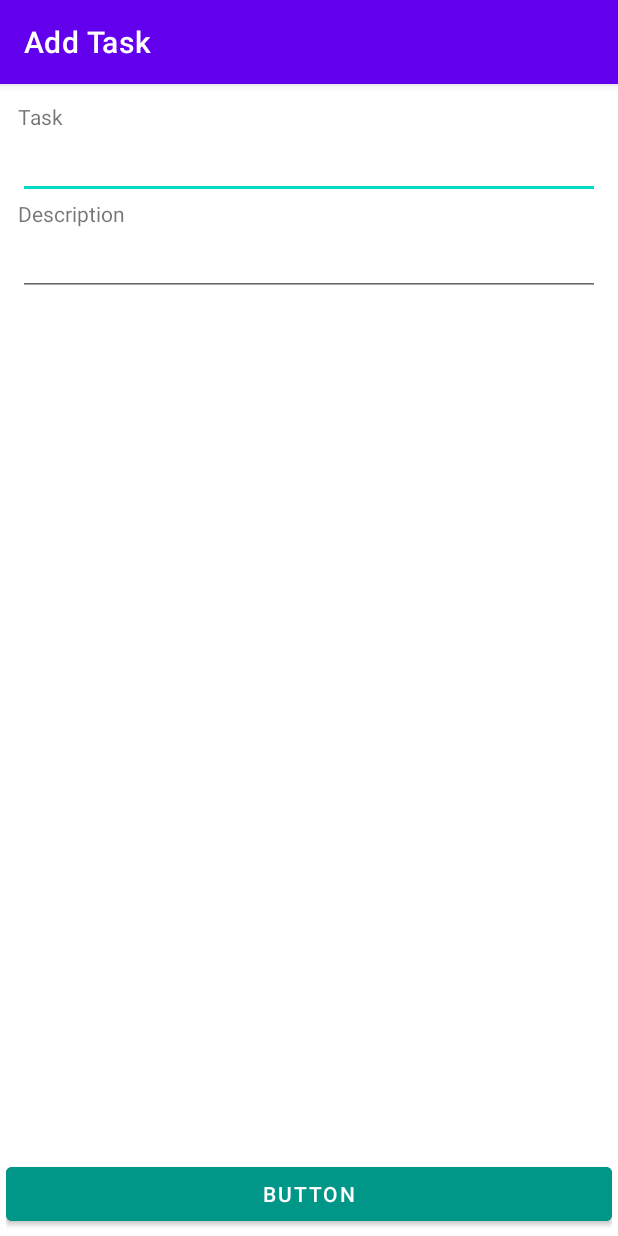
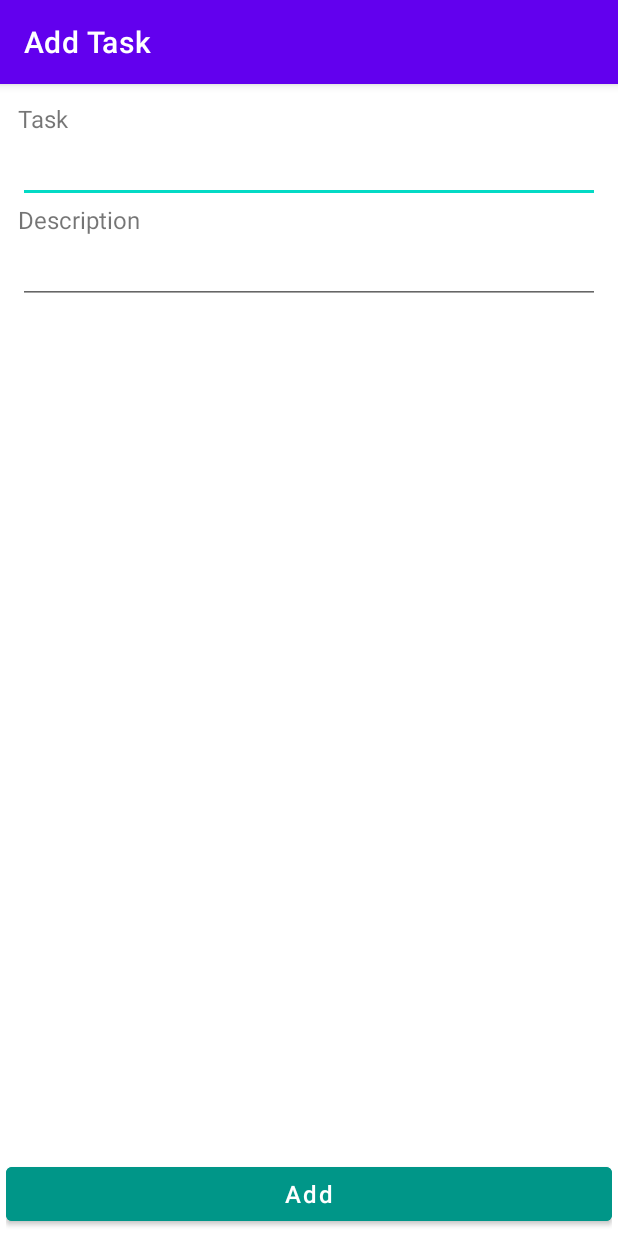
Before and after one commit to manoj-improve10x/Todo, an Android app: the screen it shows after launch (AddTaskActivity), after a tap on "Add", on a phone screen of 412 x 824 dp. Run offline under Robolectric (Android 15) with nearby library versions, the phone set to English and light mode, and no system bars; 1 statement that could not run was skipped.

Commit message:
Implemented Add button functionality

```diff
--- a/app/build.gradle
+++ b/app/build.gradle
@@ -33,6 +33,8 @@ dependencies {
     implementation 'androidx.appcompat:appcompat:1.5.1'
     implementation 'com.google.android.material:material:1.7.0'
     implementation 'androidx.constraintlayout:constraintlayout:2.1.4'
+    implementation 'com.squareup.retrofit2:retrofit:2.9.0'
+    implementation 'com.squareup.retrofit2:converter-gson:2.9.0'
     testImplementation 'junit:junit:4.13.2'
     androidTestImplementation 'androidx.test.ext:junit:1.1.4'
     androidTestImplementation 'androidx.test.espresso:espresso-core:3.5.0'
--- a/app/src/main/AndroidManifest.xml
+++ b/app/src/main/AndroidManifest.xml
@@ -1,6 +1,8 @@
 <?xml version="1.0" encoding="utf-8"?>
 <manifest xmlns:android="http://schemas.android.com/apk/res/android"
     xmlns:tools="http://schemas.android.com/tools">
+
+    <uses-permission android:name="android.permission.INTERNET" />
 
     <application
         android:allowBackup="true"
--- a/app/src/main/java/com/example/todoapplication/MainActivity.java
+++ b/app/src/main/java/com/example/todoapplication/MainActivity.java
@@ -20,6 +20,6 @@ public class MainActivity extends AppCompatActivity {
             Intent intent = new Intent(this, TaskListActivity.class);
             startActivity(intent);
             finish();
-        },5000);
+        },3000);
     }
 }
--- /dev/null
+++ b/app/src/main/java/com/example/todoapplication/TodoApi.java
@@ -0,0 +1,16 @@
+package com.example.todoapplication;
+
+import retrofit2.Retrofit;
+import retrofit2.converter.gson.GsonConverterFactory;
+
+public class TodoApi {
+
+    public TodoService createTodoService() {
+        Retrofit retrofit = new Retrofit.Builder()
+                .baseUrl("https://crudcrud.com/api/479dd07f8c1d482e9219f7dcb48e25f4/")
+                .addConverterFactory(GsonConverterFactory.create())
+                .build();
+        TodoService todoService = retrofit.create(TodoService.class);
+        return todoService;
+    }
+}
--- /dev/null
+++ b/app/src/main/java/com/example/todoapplication/TodoService.java
@@ -0,0 +1,19 @@
+package com.example.todoapplication;
+
+import com.example.todoapplication.taskList.Task;
+
+import java.util.List;
+
+import retrofit2.Call;
+import retrofit2.http.Body;
+import retrofit2.http.GET;
+import retrofit2.http.POST;
+
+public interface TodoService {
+
+    @GET("ManojTodo")
+    Call<List<Task>> fetchTask();
+
+    @POST("ManojTodo")
+    Call<Task> createTask(@Body Task task);
+}
--- a/app/src/main/java/com/example/todoapplication/taskList/TaskAdapter.java
+++ b/app/src/main/java/com/example/todoapplication/taskList/TaskAdapter.java
@@ -10,16 +10,16 @@ import androidx.recyclerview.widget.RecyclerView;
 import com.example.todoapplication.R;
 
 import java.util.ArrayList;
+import java.util.List;
 
 public class TaskAdapter extends RecyclerView.Adapter<TaskViewHolder> {
 
-    public ArrayList<Task> tasks;
+    public List<Task> tasks;
 
-    public void  setData(ArrayList<Task> taskArrayList) {
-        tasks = taskArrayList;
+    public void  setData(List<Task> tasksList) {
+        tasks = tasksList;
         notifyDataSetChanged();
     }
-
     @NonNull
     @Override
     public TaskViewHolder onCreateViewHolder(@NonNull ViewGroup parent, int viewType) {
--- a/app/src/main/java/com/example/todoapplication/taskList/TaskListActivity.java
+++ b/app/src/main/java/com/example/todoapplication/taskList/TaskListActivity.java
@@ -7,15 +7,23 @@ import androidx.recyclerview.widget.RecyclerView;
 import android.content.Intent;
 import android.os.Bundle;
 import android.widget.Button;
+import android.widget.Toast;
 
 import com.example.todoapplication.R;
 import com.example.todoapplication.AddTaskActivity;
+import com.example.todoapplication.TodoApi;
+import com.example.todoapplication.TodoService;
 
 import java.util.ArrayList;
+import java.util.List;
+
+import retrofit2.Call;
+import retrofit2.Callback;
+import retrofit2.Response;
 
 public class TaskListActivity extends AppCompatActivity {
 
-    public ArrayList<Task> tasks;
+    public ArrayList<Task> taskList = new ArrayList<>();
     public RecyclerView taskListRv;
     public TaskAdapter taskAdapter;
 
@@ -24,40 +32,66 @@ public class TaskListActivity extends AppCompatActivity {
         super.onCreate(savedInstanceState);
         setContentView(R.layout.activity_task_list);
         getSupportActionBar().setTitle("Task List");
-        setupData();
+        //setupData();
         setupTaskRv();
         setupAddBtn();
+        //fetchData();
     }
 
-    public void setupData() {
-        tasks = new ArrayList<>();
+    @Override
+    protected void onResume() {
+        super.onResume();
+        fetchData();
+    }
+
+    public void fetchData() {
+        TodoApi todoApi = new TodoApi();
+        TodoService todoService = todoApi.createTodoService();
+        Call<List<Task>> call = todoService.fetchTask();
+        call.enqueue(new Callback<List<Task>>() {
+            @Override
+            public void onResponse(Call<List<Task>> call, Response<List<Task>> response) {
+                List<Task> tasks = response.body();
+                taskAdapter.setData(tasks);
+            }
+
+            @Override
+            public void onFailure(Call<List<Task>> call, Throwable t) {
+                Toast.makeText(TaskListActivity.this, "Failed to load data", Toast.LENGTH_SHORT).show();
+            }
+        });
+
+    }
+
+   /* public void setupData() {
+        taskList = new ArrayList<>();
 
         Task getVegetables = new Task();
         getVegetables.taskName = "Get Vegetables";
         getVegetables.description = "for 1 week";
-        tasks.add(getVegetables);
+        taskList.add(getVegetables);
 
         Task readingNews = new Task();
         readingNews.taskName = "Reading News";
         readingNews.description = "explore politics, filmy and sports news";
-        tasks.add(readingNews);
+        taskList.add(readingNews);
 
         Task prepareLunch = new Task();
         prepareLunch.taskName = "Prepare Lunch";
         prepareLunch.description = "Biryani and Raitha. yummyyyyy";
-        tasks.add(prepareLunch);
+        taskList.add(prepareLunch);
 
         Task haveBreakfast = new Task();
         haveBreakfast.taskName = "Have Breakfast";
         haveBreakfast.description = "Healthy breakfast for a better morning";
-        tasks.add(haveBreakfast);
-    }
+        taskList.add(haveBreakfast);
+    }*/
 
     public void setupTaskRv() {
         taskListRv = findViewById(R.id.task_list_rv);
         taskListRv.setLayoutManager(new LinearLayoutManager(this));
         taskAdapter = new TaskAdapter();
-        taskAdapter.setData(tasks);
+        taskAdapter.setData(taskList);
         taskListRv.setAdapter(taskAdapter);
     }
 
@@ -66,7 +100,7 @@ public class TaskListActivity extends AppCompatActivity {
         taskListAddBtn.setOnClickListener(view -> {
             Intent intent = new Intent(this, AddTaskActivity.class);
             startActivity(intent);
-            finish();
+            //finish();
         });
     }
 }
--- a/app/src/main/res/layout/activity_add_task.xml
+++ b/app/src/main/res/layout/activity_add_task.xml
@@ -19,7 +19,8 @@
             android:id="@+id/textView3"
             android:layout_width="match_parent"
             android:layout_height="wrap_content"
-            android:text="Task" />
+            android:text="Task"
+            android:textSize="16sp" />
 
         <EditText
             android:id="@+id/task_text_txt"
@@ -32,7 +33,8 @@
             android:id="@+id/textView4"
             android:layout_width="match_parent"
             android:layout_height="wrap_content"
-            android:text="Description" />
+            android:text="Description"
+            android:textSize="16sp" />
 
         <EditText
             android:id="@+id/description_text_txt"
@@ -47,6 +49,8 @@
         android:layout_width="match_parent"
         android:layout_height="wrap_content"
         android:backgroundTint="#009688"
-        android:text="Button" />
+        android:text="Add"
+        android:textAllCaps="false"
+        android:textSize="16sp" />
 
 </LinearLayout>
--- a/app/src/main/res/layout/activity_main.xml
+++ b/app/src/main/res/layout/activity_main.xml
@@ -34,15 +34,14 @@
             android:id="@+id/textView2"
             android:layout_width="wrap_content"
             android:layout_height="wrap_content"
-            android:paddingBottom="4dp"
             android:text="Powered by"
             android:textColor="#0C0B0B"
             android:textSize="16sp" />
 
         <ImageView
             android:id="@+id/imageView"
-            android:layout_width="218dp"
-            android:layout_height="wrap_content"
+            android:layout_width="202dp"
+            android:layout_height="50dp"
             android:adjustViewBounds="false"
             app:srcCompat="@drawable/improve10x_logo" />
     </LinearLayout>
```
Also changed, not shown: app/src/main/java/com/example/todoapplication/AddTaskActivity.java (+30 -0 lines), app/src/main/java/com/example/todoapplication/taskList/Task.java (+7 -0 lines), app/src/main/res/layout/task_item.xml (+15 -3 lines).
